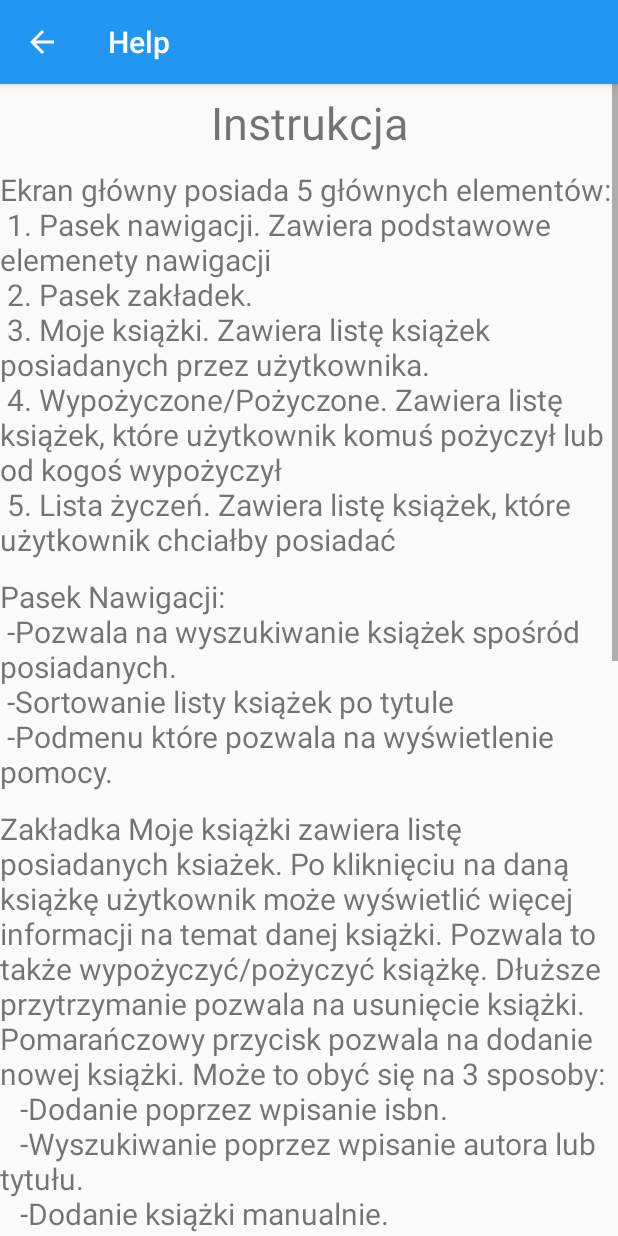
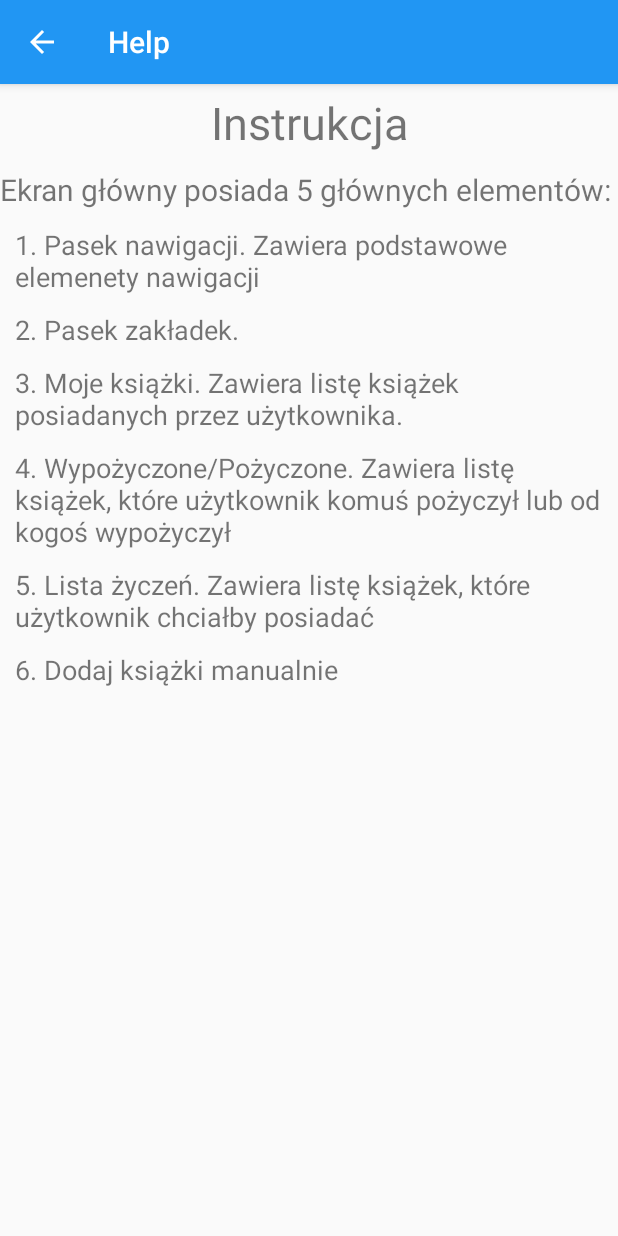
Before and after one commit to Eliathen/MyOwnLibrary, an Android app: the HelpActivity screen opened directly, with no data from a screen before it, on a phone screen of 412 x 824 dp. Run offline under Robolectric (Android 15) with nearby library versions, the light colour scheme and no system bars; 1 statement that could not run was skipped.

Commit message:
Refactor instruction

```diff
--- a/app/src/main/java/com/szymanski/myownlibrary/activities/HelpActivity.kt
+++ b/app/src/main/java/com/szymanski/myownlibrary/activities/HelpActivity.kt
@@ -1,33 +1,64 @@
 package com.szymanski.myownlibrary.activities
 
+import android.content.DialogInterface
 import androidx.appcompat.app.AppCompatActivity
 
 import android.os.Bundle
+import android.util.Log
+import android.widget.ArrayAdapter
 
 import android.widget.TextView
+import androidx.appcompat.app.AlertDialog
+import androidx.recyclerview.widget.DividerItemDecoration
+import androidx.recyclerview.widget.LinearLayoutManager
+import androidx.recyclerview.widget.RecyclerView
 
 import com.szymanski.myownlibrary.R
+import com.szymanski.myownlibrary.adapters.InstructionContentsAdapter
+import kotlinx.android.synthetic.main.activity_help.*
 
-class HelpActivity : AppCompatActivity() {
+class HelpActivity : AppCompatActivity(), InstructionContentsAdapter.InstructionListeners {
 
+    private lateinit var content: Array<String>
     override fun onCreate(savedInstanceState: Bundle?) {
         super.onCreate(savedInstanceState)
         setContentView(R.layout.activity_help)
         actionBar?.setDisplayHomeAsUpEnabled(true)
-        val textViews = ArrayList<TextView>().apply{
-            add(findViewById(R.id.titleInstruction))
-            add(findViewById(R.id.mainActivityInstruction))
-            add(findViewById(R.id.appBarInstruction))
-            add(findViewById(R.id.myBookInstruction))
-            add(findViewById(R.id.wishListInstruction))
-            add(findViewById(R.id.lendBorrowInstruction))
-            add(findViewById(R.id.searchBookInstruction))
-            add(findViewById(R.id.addBookManuallyInstruction))
+        val contents = resources.getStringArray(R.array.instruction_contents)
+        val title = resources.getString(R.string.instruction_title)
+        val subtitle = resources.getString(R.string.instruction_subtitle)
+        content = resources.getStringArray(R.array.instructions_text)
+
+        titleInstruction.text = title
+        subtitleInstruction.text = subtitle
+        initRecyclerView(contents)
+    }
+
+    private fun initRecyclerView(
+        contents: Array<out String>
+    ) {
+        val arrayContents = ArrayList<String>()
+        contents.forEach {
+            arrayContents.add(it)
         }
+        val adapter = InstructionContentsAdapter(this)
+        adapter.setInstruction(arrayContents)
+        instructionContents.layoutManager = LinearLayoutManager(baseContext)
+        instructionContents.addItemDecoration(
+            DividerItemDecoration(
+                instructionContents.context,
+                requestedOrientation
+            )
+        )
+        instructionContents.adapter = adapter
+    }
 
-        resources.getStringArray(R.array.instructions_text).forEachIndexed { index, s ->
-            textViews[index].text = s
-        }
-
+    override fun onItemClick(position: Int) {
+        AlertDialog.Builder(this).apply {
+            this.setTitle("Instruction")
+            this.setMessage(content[position])
+            this.setPositiveButton("Close", { _: DialogInterface, _: Int ->
+            })
+        }.create().show()
     }
 }
--- /dev/null
+++ b/app/src/main/java/com/szymanski/myownlibrary/adapters/InstructionContentsAdapter.kt
@@ -0,0 +1,56 @@
+package com.szymanski.myownlibrary.adapters
+
+import android.text.Layout
+import android.util.Log
+import android.view.LayoutInflater
+import android.view.View
+import android.view.ViewGroup
+import android.widget.BaseAdapter
+import androidx.recyclerview.widget.RecyclerView
+import com.szymanski.myownlibrary.R
+import kotlinx.android.synthetic.main.instruction_item.view.*
+
+class InstructionContentsAdapter(private val listeners: InstructionListeners): RecyclerView.Adapter<InstructionContentsAdapter.ViewHolder>() {
+
+    private val instructionContents = ArrayList<String>()
+
+    fun setInstruction(contents: ArrayList<String>){
+        if(instructionContents.isNotEmpty()){
+            instructionContents.clear()
+        }
+        instructionContents.addAll(contents)
+        notifyDataSetChanged()
+    }
+
+
+    override fun onCreateViewHolder(parent: ViewGroup, viewType: Int): ViewHolder {
+        val view = LayoutInflater.from(parent.context).inflate(R.layout.instruction_item, parent, false)
+        return ViewHolder(view, listeners)
+    }
+
+    override fun getItemCount(): Int {
+        return instructionContents.size
+    }
+
+    override fun onBindViewHolder(holder: ViewHolder, position: Int) {
+        val content = instructionContents[position]
+        holder.bind(content)
+    }
+
+    inner class ViewHolder(itemView: View, private val listeners: InstructionListeners): RecyclerView.ViewHolder(itemView), View.OnClickListener{
+
+        fun bind(text: String){
+            itemView.instructionContentsElement.text = text
+            itemView.setOnClickListener(this)
+        }
+
+        override fun onClick(v: View?) {
+            listeners.onItemClick(adapterPosition)
+        }
+
+    }
+    interface InstructionListeners{
+        fun onItemClick(position: Int)
+    }
+
+}
--- a/app/src/main/java/com/szymanski/myownlibrary/fragments/WishListFragment.kt
+++ b/app/src/main/java/com/szymanski/myownlibrary/fragments/WishListFragment.kt
@@ -74,7 +74,7 @@ class WishListFragment : Fragment(), WishListAdapter.ClickListener {
         }
         popupMenu.show()
     }
-    fun displaySnackBar(message:String){
+    private fun displaySnackBar(message:String){
         Snackbar.make(this.wishListContainer, message, Snackbar.LENGTH_SHORT).show()
     }
 }
--- a/app/src/main/res/layout/activity_help.xml
+++ b/app/src/main/res/layout/activity_help.xml
@@ -6,9 +6,6 @@
     android:layout_height="wrap_content"
     android:orientation="vertical"
     tools:context=".activities.HelpActivity">
-    <ScrollView
-        android:layout_width="match_parent"
-        android:layout_height="wrap_content">
         <LinearLayout
             android:orientation="vertical"
             android:layout_width="match_parent"
@@ -22,52 +19,27 @@
             android:textSize="30sp"
         />
             <TextView
-        android:id="@+id/mainActivityInstruction"
+                android:id="@+id/subtitleInstruction"
                 android:layout_width="match_parent"
                 android:layout_height="wrap_content"
                 android:layout_marginVertical="5dp"
-        android:textSize="20sp" />
+                android:textSize="20sp"
+                />
+        <androidx.recyclerview.widget.RecyclerView
+            android:id="@+id/instructionContents"
+            android:layout_width="match_parent"
+            android:layout_height="wrap_content"/>
+            <ScrollView
+                android:layout_width="match_parent"
+                android:layout_height="wrap_content">
+                <LinearLayout
+                    android:layout_width="match_parent"
+                    android:layout_height="wrap_content">
                 <TextView
-        android:id="@+id/appBarInstruction"
+                    android:id="@+id/InstructionContent"
                     android:layout_width="match_parent"
-        android:layout_height="wrap_content"
-        android:layout_marginVertical="5dp"
-        android:textSize="20sp"/>
-    <TextView
-        android:id="@+id/myBookInstruction"
-        android:layout_width="match_parent"
-        android:layout_height="wrap_content"
-        android:layout_marginVertical="5dp"
-        android:textSize="20sp" />
-    <TextView
-        android:id="@+id/wishListInstruction"
-        android:layout_width="match_parent"
-        android:layout_height="wrap_content"
-        android:layout_marginVertical="5dp"
-
-        android:textSize="20sp" />
-    <TextView
-        android:id="@+id/lendBorrowInstruction"
-        android:layout_width="match_parent"
-        android:layout_height="wrap_content"
-        android:layout_marginVertical="5dp"
-
-        android:textSize="20sp" />
-
-    <TextView
-        android:id="@+id/searchBookInstruction"
-        android:layout_width="match_parent"
-        android:layout_height="wrap_content"
-        android:layout_marginVertical="5dp"
-
-        android:textSize="20sp" />
-    <TextView
-        android:id="@+id/addBookManuallyInstruction"
-        android:layout_width="match_parent"
-        android:layout_height="wrap_content"
-        android:layout_marginVertical="5dp"
-
-        android:textSize="20sp" />
+                    android:layout_height="wrap_content"/>
                 </LinearLayout>
             </ScrollView>
         </LinearLayout>
+</LinearLayout>
--- a/app/src/main/res/layout/activity_keyword_search_result.xml
+++ b/app/src/main/res/layout/activity_keyword_search_result.xml
@@ -30,6 +30,7 @@
         android:layout_width="match_parent"
         android:layout_height="0dp"
         android:layout_marginTop="20dp"
+        android:layout_marginHorizontal="10dp"
         app:layout_constraintBottom_toBottomOf="parent"
         app:layout_constraintEnd_toEndOf="parent"
         app:layout_constraintStart_toStartOf="parent"
--- /dev/null
+++ b/app/src/main/res/layout/instruction_item.xml
@@ -0,0 +1,16 @@
+<?xml version="1.0" encoding="utf-8"?>
+<LinearLayout xmlns:android="http://schemas.android.com/apk/res/android"
+    xmlns:tools="http://schemas.android.com/tools"
+    android:orientation="vertical"
+    android:layout_marginHorizontal="10dp"
+    android:layout_marginVertical="5dp"
+    android:layout_width="match_parent"
+    android:layout_height="wrap_content">
+
+    <TextView
+        android:id="@+id/instructionContentsElement"
+        android:layout_width="match_parent"
+        android:layout_height="wrap_content"
+        android:textSize="18sp"
+        tools:text = "TextView" />
+</LinearLayout>
--- a/app/src/main/res/values/strings.xml
+++ b/app/src/main/res/values/strings.xml
@@ -63,19 +63,21 @@
     <string name="sort_button_text">Sort</string>
     <string name="choose_sort_option_text">Choose sort option</string>
 
+    <string name="instruction_title">Instrukcja</string>
+    <string name="instruction_subtitle" >Ekran główny posiada 5 głównych elementów:</string>
+    <string-array name="instruction_contents">
+        <item >1. Pasek nawigacji. Zawiera podstawowe elemenety nawigacji</item>
+        <item >2. Pasek zakładek.</item>
+        <item >3. Moje książki. Zawiera listę książek posiadanych przez użytkownika.</item>
+        <item >4. Wypożyczone/Pożyczone. Zawiera listę książek, które użytkownik komuś pożyczył lub od kogoś wypożyczył</item>
+        <item >5. Lista życzeń. Zawiera listę książek, które użytkownik chciałby posiadać</item>
+        <item >6. Dodaj książki manualnie</item>
+    </string-array>
     <string-array name="instructions_text">
-        <item name="instruction_title">Instrukcja</item>
-        <item name="main_activity_instruction">
-            Ekran główny posiada 5 głównych elementów: \n
-            1. Pasek nawigacji. Zawiera podstawowe elemenety nawigacji\n
-            2. Pasek zakładek.\n
-            3. Moje książki. Zawiera listę książek posiadanych przez użytkownika.\n
-            4. Wypożyczone/Pożyczone. Zawiera listę książek, które użytkownik komuś pożyczył lub od kogoś wypożyczył\n
-            5. Lista życzeń. Zawiera listę książek, które użytkownik chciałby posiadać</item>
         <item name="app_bar_instruction">
             Pasek Nawigacji:\n
             -Pozwala na wyszukiwanie książek spośród posiadanych.\n
-            -Sortowanie listy książek po tytule\n
+            -Sortowanie listy książek po tytule oraz dacie\n
             -Podmenu które pozwala na wyświetlenie pomocy.
         </item>
         <item name="my_book_instruction">
@@ -112,6 +114,7 @@
             Np. tytuł, autorów czy dodać zdjęcie. Przycisk zapisz dodaje książkę
         </item>
     </string-array>
+
     <string-array name="sort_options">
         <item>Title ascending</item>
         <item>Title descending</item>
```
Also changed, not shown: 1 other file. Lines whose indentation alone changed are shown as unchanged.
